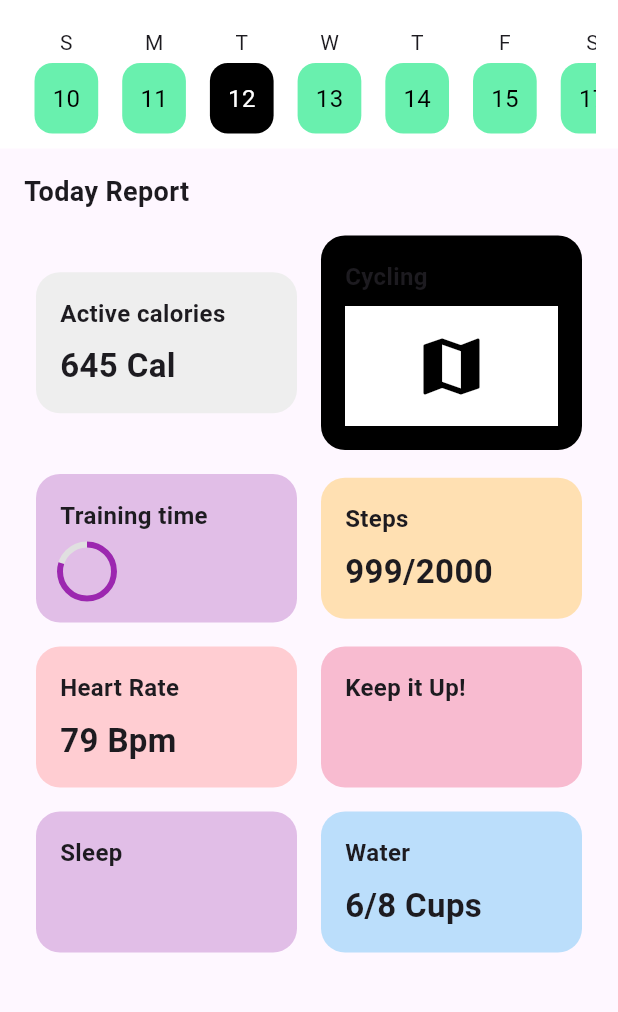
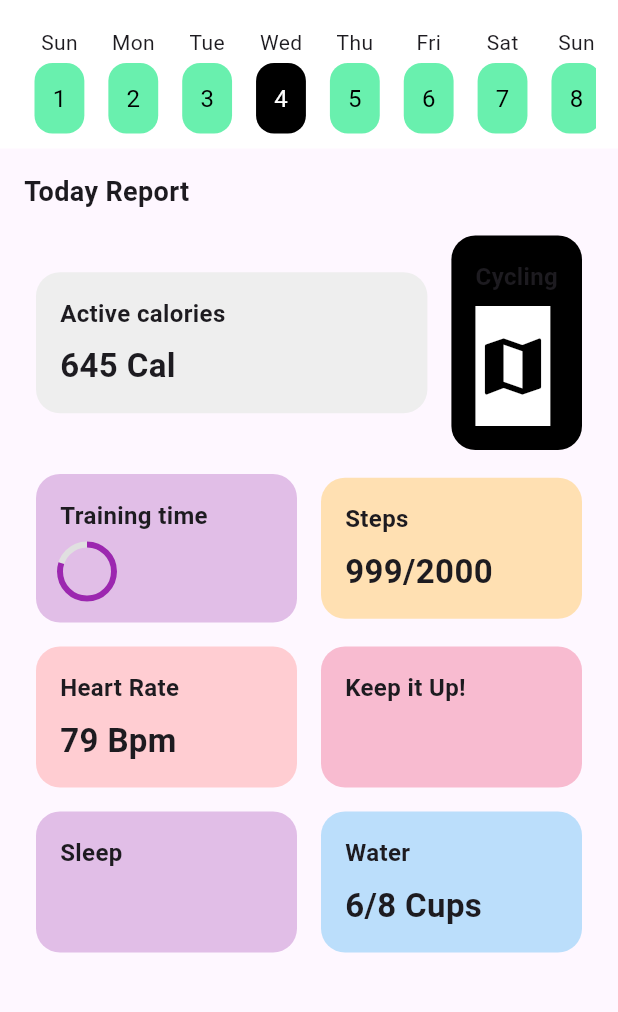
Before and after one commit to Laksharajjha/FitQuest, a Flutter app: the screen it shows after launch, on a phone screen of 412 x 824 dp, the part 72-1084 px from its top. Run offline on Flutter 3.47's test engine with Material 3 defaults, Android fonts, the phone set to English and light mode, and no system bars; our stand-ins replace flutter_svg.

Commit message:
Achievements page

```diff
--- a/client/v2/lib/Components/Achivements/achieve_ments.dart
+++ b/client/v2/lib/Components/Achivements/achieve_ments.dart
@@ -1,5 +1,6 @@
 import 'package:flutter/material.dart';
 import 'package:flutter_svg/flutter_svg.dart';
+import 'package:intl/intl.dart';
 
 class AchieveMents extends StatelessWidget {
   @override
@@ -36,7 +37,7 @@ class AchieveMents extends StatelessWidget {
               child: Text('Today Report',
                   style: TextStyle(fontSize: 18, fontWeight: FontWeight.bold)),
             ),
-            _buildTodayReportCards(),
+            _buildTodayReportCards(context),
           ],
         ),
       ),
@@ -44,28 +45,39 @@ class AchieveMents extends StatelessWidget {
   }
 
   Widget _buildDateSelectionBar() {
+    final today = DateTime.now();
+    final startOfMonth = DateTime(today.year, today.month, 1);
+    final endOfMonth = DateTime(today.year, today.month + 1, 0);
+
+    List<Widget> dateTiles = [];
+    for (var date = startOfMonth;
+        date.isBefore(endOfMonth.add(Duration(days: 1)));
+        date = date.add(Duration(days: 1))) {
+      bool isSelected = date.day == today.day;
+      dateTiles.add(_buildDateTile(
+          DateFormat.E().format(date), date.day.toString(),
+          isSelected: isSelected));
+    }
+
     return Container(
       padding: const EdgeInsets.symmetric(vertical: 10, horizontal: 15),
       color: Colors.white,
       child: SingleChildScrollView(
         scrollDirection: Axis.horizontal,
         child: Row(
-          children: [
-            _buildDateTile('S', '10'),
-            _buildDateTile('M', '11'),
-            _buildDateTile('T', '12', isSelected: true),
-            _buildDateTile('W', '13'),
-            _buildDateTile('T', '14'),
-            _buildDateTile('F', '15'),
-            _buildDateTile('S', '17'),
-          ],
+          children: dateTiles,
         ),
       ),
     );
   }
 
   Widget _buildDateTile(String day, String date, {bool isSelected = false}) {
-    return Padding(
+    return GestureDetector(
+      onTap: () {
+        // Handle date tile tap
+        print('Selected date: $day $date');
+      },
+      child: Padding(
         padding: const EdgeInsets.symmetric(horizontal: 8.0),
         child: Column(
           children: [
@@ -87,10 +99,11 @@ class AchieveMents extends StatelessWidget {
             ),
           ],
         ),
+      ),
     );
   }
 
-  Widget _buildTodayReportCards() {
+  Widget _buildTodayReportCards(BuildContext context) {
     return Padding(
       padding: const EdgeInsets.symmetric(horizontal: 16.0),
       child: Column(
@@ -99,7 +112,12 @@ class AchieveMents extends StatelessWidget {
             mainAxisAlignment: MainAxisAlignment.spaceBetween,
             children: [
               _buildCard('Active calories', '645 Cal', Colors.grey.shade200),
-              _buildCard('Cycling', '', Colors.black, isMap: true),
+              GestureDetector(
+                onTap: () {
+                  _showCyclingDialog(context);
+                },
+                child: _buildCard('Cycling', '', Colors.black, isMap: true),
+              ),
             ],
           ),
           SizedBox(height: 16),
@@ -132,9 +150,35 @@ class AchieveMents extends StatelessWidget {
     );
   }
 
+  void _showCyclingDialog(BuildContext context) {
+    showDialog(
+      context: context,
+      builder: (BuildContext context) {
+        return AlertDialog(
+          title: Text('Cycling Route'),
+          content: Text(
+              'Here would be a map or more details about the cycling route.'),
+          actions: <Widget>[
+            TextButton(
+              child: Text('OK'),
+              onPressed: () {
+                Navigator.of(context).pop();
+              },
+            ),
+          ],
+        );
+      },
+    );
+  }
+
   Widget _buildCard(String title, String value, Color color,
       {bool isProgress = false, bool isMap = false}) {
     return Expanded(
+      child: GestureDetector(
+        onTap: () {
+          // Handle card tap
+          print('Tapped on $title card');
+        },
         child: Container(
           margin: EdgeInsets.symmetric(horizontal: 8),
           padding: EdgeInsets.all(16),
@@ -164,8 +208,10 @@ class AchieveMents extends StatelessWidget {
                 )
               else
                 Text(value,
-                  style: TextStyle(fontSize: 22, fontWeight: FontWeight.bold)),
+                    style:
+                        TextStyle(fontSize: 22, fontWeight: FontWeight.bold)),
             ],
+          ),
         ),
       ),
     );
```
Lines whose indentation alone changed are shown as unchanged.
